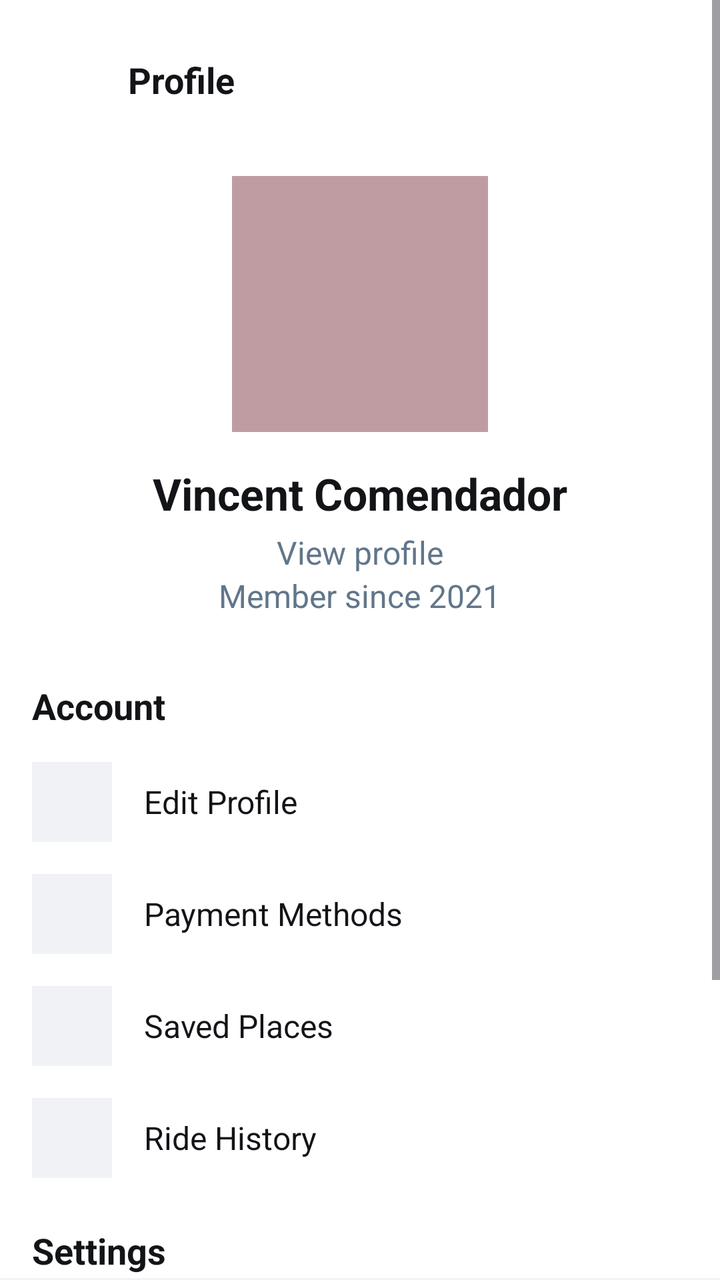
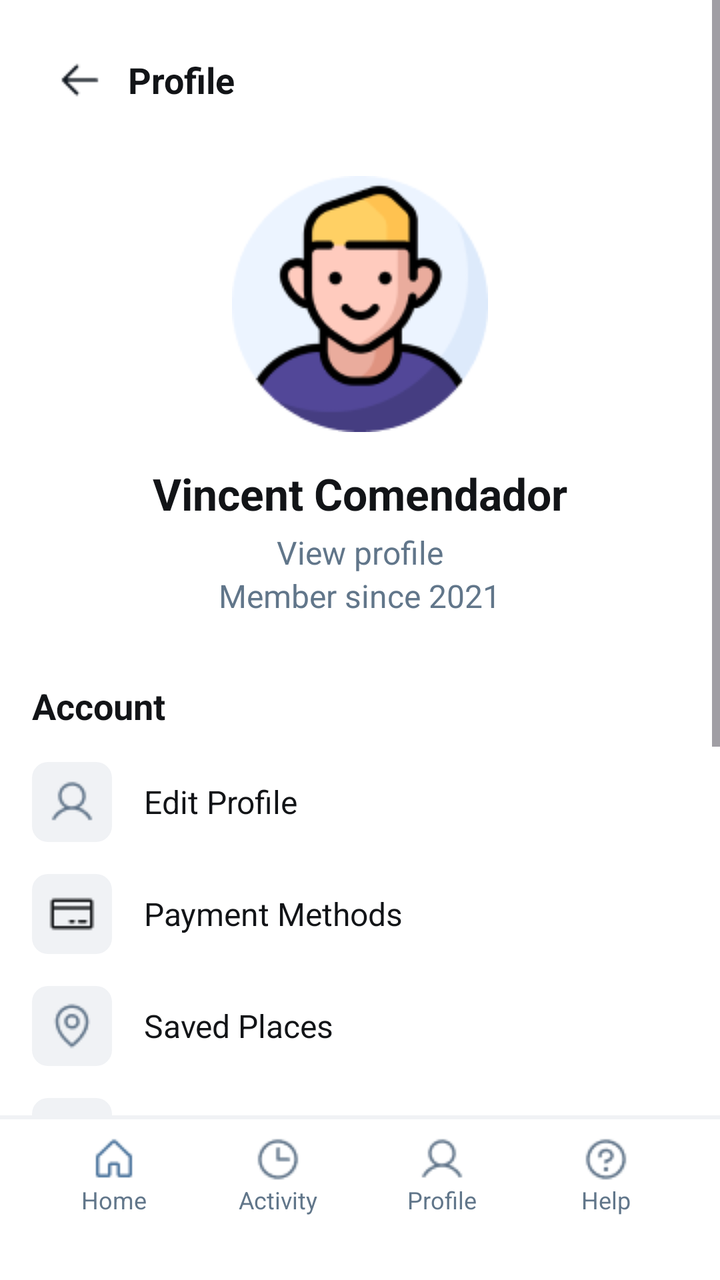

Screens rendered from an Android XML layout before and after an edit, with the pre-edit source and the edit as a unified diff.
<!-- AndroidManifest.xml: application theme Theme.Tricycle_app -->
<!-- res/layout/userclientprofile.xml -->
<?xml version="1.0" encoding="utf-8"?>
<LinearLayout xmlns:android="http://schemas.android.com/apk/res/android"
    android:layout_width="match_parent"
    android:layout_height="match_parent"
    android:orientation="vertical"
    android:background="#FFFFFF">

    <ScrollView
        android:layout_width="match_parent"
        android:layout_height="0dp"
        android:layout_weight="1"
        android:fillViewport="true">

        <LinearLayout
            android:layout_width="match_parent"
            android:layout_height="wrap_content"
            android:orientation="vertical"
            android:paddingBottom="20dp">

            <LinearLayout
                android:layout_width="match_parent"
                android:layout_height="wrap_content"
                android:orientation="horizontal"
                android:gravity="center_vertical"
                android:paddingTop="16dp"
                android:paddingBottom="8dp"
                android:paddingStart="16dp"
                android:paddingEnd="16dp">

                <LinearLayout
                    android:layout_width="48dp"
                    android:layout_height="48dp"
                    android:gravity="center">
                    <View
                        android:layout_width="24dp"
                        android:layout_height="24dp"
                        android:background="@android:color/transparent"/>
                </LinearLayout>

                <TextView
                    android:layout_width="wrap_content"
                    android:layout_height="wrap_content"
                    android:text="Profile"
                    android:textSize="18sp"
                    android:textStyle="bold"
                    android:textColor="#121417"
                    android:paddingEnd="48dp"/>
            </LinearLayout>

            <LinearLayout
                android:layout_width="match_parent"
                android:layout_height="wrap_content"
                android:orientation="vertical"
                android:gravity="center_horizontal"
                android:padding="16dp">

                <View
                    android:layout_width="128dp"
                    android:layout_height="128dp"
                    android:background="#807F3B45"
                    android:layout_marginBottom="16dp"/>

                <LinearLayout
                    android:layout_width="wrap_content"
                    android:layout_height="wrap_content"
                    android:orientation="vertical"
                    android:gravity="center_horizontal">

                    <TextView
                        android:layout_width="wrap_content"
                        android:layout_height="wrap_content"
                        android:text="Vincent Comendador"
                        android:textSize="22sp"
                        android:textStyle="bold"
                        android:textColor="#121417"
                        android:layout_marginBottom="4dp"/>

                    <TextView
                        android:layout_width="wrap_content"
                        android:layout_height="wrap_content"
                        android:text="View profile"
                        android:textSize="16sp"
                        android:textColor="#61768A"/>

                    <TextView
                        android:layout_width="wrap_content"
                        android:layout_height="wrap_content"
                        android:text="Member since 2021"
                        android:textSize="16sp"
                        android:textColor="#61768A"/>
                </LinearLayout>
            </LinearLayout>

            <TextView
                android:layout_width="match_parent"
                android:layout_height="wrap_content"
                android:text="Account"
                android:textSize="18sp"
                android:textStyle="bold"
                android:textColor="#121417"
                android:paddingStart="16dp"
                android:paddingTop="16dp"
                android:paddingBottom="8dp"/>

            <LinearLayout
                android:layout_width="match_parent"
                android:layout_height="56dp"
                android:orientation="horizontal"
                android:gravity="center_vertical"
                android:paddingStart="16dp"
                android:paddingEnd="16dp">

                <LinearLayout
                    android:layout_width="40dp"
                    android:layout_height="40dp"
                    android:background="#F0F2F5"
                    android:gravity="center">
                    <View
                        android:layout_width="24dp"
                        android:layout_height="24dp"
                        android:background="@android:color/transparent"/>
                </LinearLayout>

                <TextView
                    android:layout_width="wrap_content"
                    android:layout_height="wrap_content"
                    android:text="Edit Profile"
                    android:textSize="16sp"
                    android:textColor="#121417"
                    android:layout_marginStart="16dp"/>
            </LinearLayout>

            <LinearLayout
                android:layout_width="match_parent"
                android:layout_height="56dp"
                android:orientation="horizontal"
                android:gravity="center_vertical"
                android:paddingStart="16dp"
                android:paddingEnd="16dp">

                <LinearLayout
                    android:layout_width="40dp"
                    android:layout_height="40dp"
                    android:background="#F0F2F5"
                    android:gravity="center">
                    <View
                        android:layout_width="24dp"
                        android:layout_height="24dp"
                        android:background="@android:color/transparent"/>
                </LinearLayout>

                <TextView
                    android:layout_width="wrap_content"
                    android:layout_height="wrap_content"
                    android:text="Payment Methods"
                    android:textSize="16sp"
                    android:textColor="#121417"
                    android:layout_marginStart="16dp"/>
            </LinearLayout>

            <LinearLayout
                android:layout_width="match_parent"
                android:layout_height="56dp"
                android:orientation="horizontal"
                android:gravity="center_vertical"
                android:paddingStart="16dp"
                android:paddingEnd="16dp">

                <LinearLayout
                    android:layout_width="40dp"
                    android:layout_height="40dp"
                    android:background="#F0F2F5"
                    android:gravity="center">
                    <View
                        android:layout_width="24dp"
                        android:layout_height="24dp"
                        android:background="@android:color/transparent"/>
                </LinearLayout>

                <TextView
                    android:layout_width="wrap_content"
                    android:layout_height="wrap_content"
                    android:text="Saved Places"
                    android:textSize="16sp"
                    android:textColor="#121417"
                    android:layout_marginStart="16dp"/>
            </LinearLayout>

            <LinearLayout
                android:layout_width="match_parent"
                android:layout_height="56dp"
                android:orientation="horizontal"
                android:gravity="center_vertical"
                android:paddingStart="16dp"
                android:paddingEnd="16dp">

                <LinearLayout
                    android:layout_width="40dp"
                    android:layout_height="40dp"
                    android:background="#F0F2F5"
                    android:gravity="center">
                    <View
                        android:layout_width="24dp"
                        android:layout_height="24dp"
                        android:background="@android:color/transparent"/>
                </LinearLayout>

                <TextView
                    android:layout_width="wrap_content"
                    android:layout_height="wrap_content"
                    android:text="Ride History"
                    android:textSize="16sp"
                    android:textColor="#121417"
                    android:layout_marginStart="16dp"/>
            </LinearLayout>

            <TextView
                android:layout_width="match_parent"
                android:layout_height="wrap_content"
                android:text="Settings"
                android:textSize="18sp"
                android:textStyle="bold"
                android:textColor="#121417"
                android:paddingStart="16dp"
                android:paddingTop="16dp"
                android:paddingBottom="8dp"/>

            <LinearLayout
                android:layout_width="match_parent"
                android:layout_height="56dp"
                android:orientation="horizontal"
                android:gravity="center_vertical"
                android:paddingStart="16dp"
                android:paddingEnd="16dp">

                <LinearLayout
                    android:layout_width="40dp"
                    android:layout_height="40dp"
                    android:background="#F0F2F5"
                    android:gravity="center">
                    <View
                        android:layout_width="24dp"
                        android:layout_height="24dp"
                        android:background="@android:color/transparent"/>
                </LinearLayout>

                <TextView
                    android:layout_width="wrap_content"
                    android:layout_height="wrap_content"
                    android:text="Notifications"
                    android:textSize="16sp"
                    android:textColor="#121417"
                    android:layout_marginStart="16dp"/>
            </LinearLayout>

            <LinearLayout
                android:layout_width="match_parent"
                android:layout_height="56dp"
                android:orientation="horizontal"
                android:gravity="center_vertical"
                android:paddingStart="16dp"
                android:paddingEnd="16dp">

                <LinearLayout
                    android:layout_width="40dp"
                    android:layout_height="40dp"
                    android:background="#F0F2F5"
                    android:gravity="center">
                    <View
                        android:layout_width="24dp"
                        android:layout_height="24dp"
                        android:background="@android:color/transparent"/>
                </LinearLayout>

                <TextView
                    android:layout_width="wrap_content"
                    android:layout_height="wrap_content"
                    android:text="Language"
                    android:textSize="16sp"
                    android:textColor="#121417"
                    android:layout_marginStart="16dp"/>
            </LinearLayout>

            <LinearLayout
                android:layout_width="match_parent"
                android:layout_height="56dp"
                android:orientation="horizontal"
                android:gravity="center_vertical"
                android:paddingStart="16dp"
                android:paddingEnd="16dp">

                <LinearLayout
                    android:layout_width="40dp"
                    android:layout_height="40dp"
                    android:background="#F0F2F5"
                    android:gravity="center">
                    <View
                        android:layout_width="24dp"
                        android:layout_height="24dp"
                        android:background="@android:color/transparent"/>
                </LinearLayout>

                <TextView
                    android:layout_width="wrap_content"
                    android:layout_height="wrap_content"
                    android:text="Help"
                    android:textSize="16sp"
                    android:textColor="#121417"
                    android:layout_marginStart="16dp"/>
            </LinearLayout>

        </LinearLayout>
    </ScrollView>

    <LinearLayout
        android:layout_width="match_parent"
        android:layout_height="wrap_content"
        android:orientation="vertical">

        <View
            android:layout_width="match_parent"
            android:layout_height="1dp"
            android:background="#F0F2F5"/>

    </LinearLayout>

</LinearLayout>
<!-- resources referenced by this layout -->
<resources>
  <style name="Theme.Tricycle_app" parent="Base.Theme.Tricycle_app" />
  <style name="Base.Theme.Tricycle_app" parent="Theme.Material3.DayNight.NoActionBar">
          
          
      </style>
</resources>

<!-- the commit's change to res/layout/userclientprofile.xml (unified diff, before → after) -->
@@ -28,13 +28,16 @@
                 android:paddingEnd="16dp">
 
                 <LinearLayout
+                    android:id="@+id/btnBack"
                     android:layout_width="48dp"
                     android:layout_height="48dp"
-                    android:gravity="center">
-                    <View
-                        android:layout_width="24dp"
-                        android:layout_height="24dp"
-                        android:background="@android:color/transparent"/>
+                    android:gravity="center"
+                    android:clickable="true"
+                    android:focusable="true">
+                    <View
+                        android:layout_width="24dp"
+                        android:layout_height="24dp"
+                        android:background="@drawable/arrow"/>
                 </LinearLayout>
 
                 <TextView
@@ -57,8 +60,8 @@
                 <View
                     android:layout_width="128dp"
                     android:layout_height="128dp"
-                    android:background="#807F3B45"
-                    android:layout_marginBottom="16dp"/>
+                    android:layout_marginBottom="16dp"
+                    android:background="@drawable/person" />
 
                 <LinearLayout
                     android:layout_width="wrap_content"
@@ -113,12 +116,13 @@
                 <LinearLayout
                     android:layout_width="40dp"
                     android:layout_height="40dp"
-                    android:background="#F0F2F5"
-                    android:gravity="center">
-                    <View
-                        android:layout_width="24dp"
-                        android:layout_height="24dp"
-                        android:background="@android:color/transparent"/>
+                    android:background="@drawable/bg_rounded_light_grey"
+                    android:gravity="center">
+
+                    <View
+                        android:layout_width="24dp"
+                        android:layout_height="24dp"
+                        android:background="@drawable/profile" />
                 </LinearLayout>
 
                 <TextView
@@ -141,12 +145,13 @@
                 <LinearLayout
                     android:layout_width="40dp"
                     android:layout_height="40dp"
-                    android:background="#F0F2F5"
-                    android:gravity="center">
-                    <View
-                        android:layout_width="24dp"
-                        android:layout_height="24dp"
-                        android:background="@android:color/transparent"/>
+                    android:background="@drawable/bg_rounded_light_grey"
+                    android:gravity="center">
+
+                    <View
+                        android:layout_width="24dp"
+                        android:layout_height="24dp"
+                        android:background="@drawable/card" />
                 </LinearLayout>
 
                 <TextView
@@ -169,12 +174,13 @@
                 <LinearLayout
                     android:layout_width="40dp"
                     android:layout_height="40dp"
-                    android:background="#F0F2F5"
-                    android:gravity="center">
-                    <View
-                        android:layout_width="24dp"
-                        android:layout_height="24dp"
-                        android:background="@android:color/transparent"/>
+                    android:background="@drawable/bg_rounded_light_grey"
+                    android:gravity="center">
+
+                    <View
+                        android:layout_width="24dp"
+                        android:layout_height="24dp"
+                        android:background="@drawable/locationpin" />
                 </LinearLayout>
 
                 <TextView
@@ -197,12 +203,13 @@
                 <LinearLayout
                     android:layout_width="40dp"
                     android:layout_height="40dp"
-                    android:background="#F0F2F5"
-                    android:gravity="center">
-                    <View
-                        android:layout_width="24dp"
-                        android:layout_height="24dp"
-                        android:background="@android:color/transparent"/>
+                    android:background="@drawable/bg_rounded_light_grey"
+                    android:gravity="center">
+
+                    <View
+                        android:layout_width="24dp"
+                        android:layout_height="24dp"
+                        android:background="@drawable/ride" />
                 </LinearLayout>
 
                 <TextView
@@ -236,12 +243,13 @@
                 <LinearLayout
                     android:layout_width="40dp"
                     android:layout_height="40dp"
-                    android:background="#F0F2F5"
-                    android:gravity="center">
-                    <View
-                        android:layout_width="24dp"
-                        android:layout_height="24dp"
-                        android:background="@android:color/transparent"/>
+                    android:background="@drawable/bg_rounded_light_grey"
+                    android:gravity="center">
+
+                    <View
+                        android:layout_width="24dp"
+                        android:layout_height="24dp"
+                        android:background="@drawable/bell" />
                 </LinearLayout>
 
                 <TextView
@@ -264,12 +272,13 @@
                 <LinearLayout
                     android:layout_width="40dp"
                     android:layout_height="40dp"
-                    android:background="#F0F2F5"
-                    android:gravity="center">
-                    <View
-                        android:layout_width="24dp"
-                        android:layout_height="24dp"
-                        android:background="@android:color/transparent"/>
+                    android:background="@drawable/bg_rounded_light_grey"
+                    android:gravity="center">
+
+                    <View
+                        android:layout_width="24dp"
+                        android:layout_height="24dp"
+                        android:background="@drawable/globe" />
                 </LinearLayout>
 
                 <TextView
@@ -292,12 +301,13 @@
                 <LinearLayout
                     android:layout_width="40dp"
                     android:layout_height="40dp"
-                    android:background="#F0F2F5"
-                    android:gravity="center">
-                    <View
-                        android:layout_width="24dp"
-                        android:layout_height="24dp"
-                        android:background="@android:color/transparent"/>
+                    android:background="@drawable/bg_rounded_light_grey"
+                    android:gravity="center">
+
+                    <View
+                        android:layout_width="24dp"
+                        android:layout_height="24dp"
+                        android:background="@drawable/help" />
                 </LinearLayout>
 
                 <TextView
@@ -324,4 +334,117 @@
 
     </LinearLayout>
 
+    <include layout="@layout/usernavbar" />
+
 </LinearLayout>
+<!-- res/layout/usernavbar.xml (included above) -->
+<?xml version="1.0" encoding="utf-8"?>
+<LinearLayout xmlns:android="http://schemas.android.com/apk/res/android"
+    android:layout_width="match_parent"
+    android:layout_height="wrap_content"
+    android:orientation="vertical"
+    android:background="#FFFFFF">
+
+    <View
+        android:layout_width="match_parent"
+        android:layout_height="1dp"
+        android:background="#F0F2F5"/>
+
+    <LinearLayout
+        android:layout_width="match_parent"
+        android:layout_height="wrap_content"
+        android:orientation="horizontal"
+        android:paddingTop="8dp"
+        android:paddingBottom="12dp"
+        android:paddingStart="16dp"
+        android:paddingEnd="16dp">
+
+        <LinearLayout
+            android:layout_width="0dp"
+            android:layout_height="wrap_content"
+            android:layout_weight="1"
+            android:orientation="vertical"
+            android:gravity="center">
+
+            <View
+                android:layout_width="24dp"
+                android:layout_height="24dp"
+                android:background="@drawable/home" />
+
+            <TextView
+                android:layout_width="wrap_content"
+                android:layout_height="wrap_content"
+                android:text="Home"
+                android:textSize="12sp"
+                android:textColor="#61768A"/>
+        </LinearLayout>
+
+        <LinearLayout
+            android:layout_width="0dp"
+            android:layout_height="wrap_content"
+            android:layout_weight="1"
+            android:orientation="vertical"
+            android:gravity="center">
+
+            <View
+                android:layout_width="24dp"
+                android:layout_height="24dp"
+                android:background="@drawable/clock" />
+
+            <TextView
+                android:layout_width="wrap_content"
+                android:layout_height="wrap_content"
+                android:text="Activity"
+                android:textSize="12sp"
+                android:textColor="#61768A"/>
+        </LinearLayout>
+
+        <LinearLayout
+            android:layout_width="0dp"
+            android:layout_height="wrap_content"
+            android:layout_weight="1"
+            android:orientation="vertical"
+            android:gravity="center">
+
+            <View
+                android:layout_width="24dp"
+                android:layout_height="24dp"
+                android:background="@drawable/profile" />
+
+            <TextView
+                android:layout_width="wrap_content"
+                android:layout_height="wrap_content"
+                android:text="Profile"
+                android:textColor="#61768A"
+                android:textSize="12sp"
+                android:textStyle="normal" />
+        </LinearLayout>
+
+        <LinearLayout
+            android:layout_width="0dp"
+            android:layout_height="wrap_content"
+            android:layout_weight="1"
+            android:orientation="vertical"
+            android:gravity="center">
+
+            <View
+                android:layout_width="24dp"
+                android:layout_height="24dp"
+                android:background="@drawable/help" />
+
+            <TextView
+                android:layout_width="wrap_content"
+                android:layout_height="wrap_content"
+                android:text="Help"
+                android:textSize="12sp"
+                android:textColor="#61768A"/>
+        </LinearLayout>
+
+    </LinearLayout>
+
+    <View
+        android:layout_width="match_parent"
+        android:layout_height="20dp"
+        android:background="#FFFFFF"/>
+
+</LinearLayout>
<!-- resource entries referenced after the edit -->
@@ -1,5 +1,23 @@
 <!-- resources referenced by this layout -->
 <resources>
+  <!-- drawable arrow: png bitmap (drawable, 284 bytes) -->
+  <!-- drawable bell: png bitmap (drawable, 531 bytes) -->
+  <!-- drawable bg_rounded_light_grey (drawable) -->
+  <?xml version="1.0" encoding="utf-8"?>
+  <shape xmlns:android="http://schemas.android.com/apk/res/android"
+      android:shape="rectangle">
+      <solid android:color="#F0F2F5" />
+      <corners android:radius="8dp" />
+  </shape>
+  <!-- drawable card: png bitmap (drawable, 317 bytes) -->
+  <!-- drawable clock: png bitmap (drawable, 664 bytes) -->
+  <!-- drawable globe: png bitmap (drawable, 770 bytes) -->
+  <!-- drawable help: png bitmap (drawable, 764 bytes) -->
+  <!-- drawable home: png bitmap (drawable, 468 bytes) -->
+  <!-- drawable locationpin: png bitmap (drawable, 805 bytes) -->
+  <!-- drawable person: png bitmap (drawable, 9181 bytes) -->
+  <!-- drawable profile: png bitmap (drawable, 661 bytes) -->
+  <!-- drawable ride: png bitmap (drawable, 550 bytes) -->
   <style name="Theme.Tricycle_app" parent="Base.Theme.Tricycle_app" />
   <style name="Base.Theme.Tricycle_app" parent="Theme.Material3.DayNight.NoActionBar">
           
